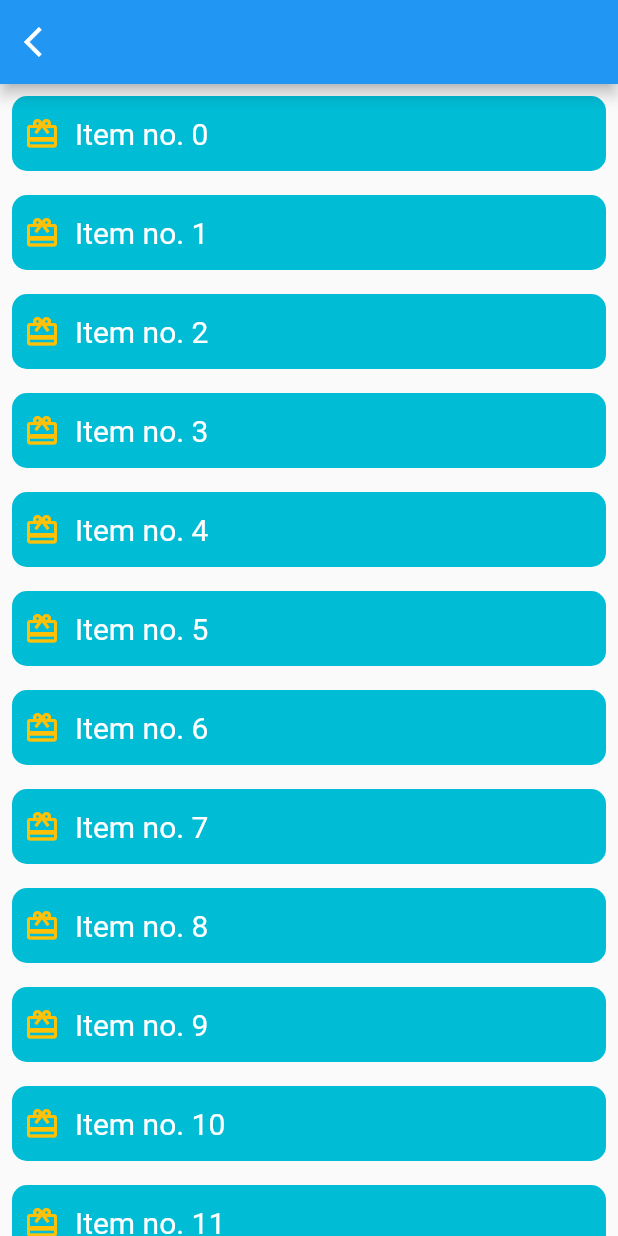
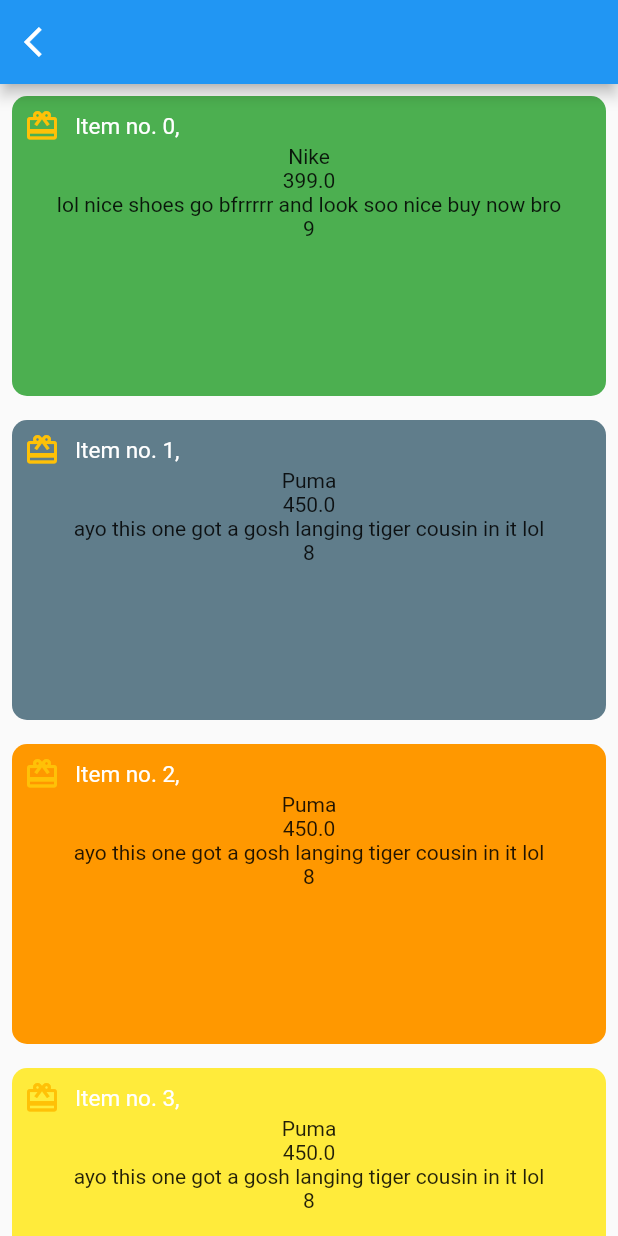
Before and after one commit to GiftSibiya/checkbox, a Flutter app: the screen it shows after launch, after a tap on the "search" icon, on a phone screen of 412 x 824 dp. Run offline on Flutter 3.47's test engine with Material 2 defaults, Android fonts, the phone set to English and light mode, and no system bars.

Commit message:
added classes and grid view

```diff
--- a/checkbox/lib/discover.dart
+++ b/checkbox/lib/discover.dart
@@ -1,4 +1,5 @@
 import 'package:checkbox/itempage.dart';
+import 'package:checkbox/samples.dart';
 import 'package:checkbox/tile.dart';
 import 'package:flutter/material.dart';
 
@@ -18,19 +19,31 @@ class Discover extends StatelessWidget {
           },
         ),
       ),
-      body: SafeArea(child: ListView.builder(
+      body: SafeArea(
+          child: ListView.builder(
+        itemCount: shoes.length,
         itemBuilder: (context, index) {
           return GestureDetector(
               onTap: () {
                 Navigator.push(context, MaterialPageRoute(
                   builder: (context) {
                     return ItemViewPage(
-                      index: index,
+                      index:
+                          index, // this is just to know where in the index we are
                     );
                   },
                 ));
               },
-              child: DisListTile(index: index));
+
+              //--- This is where the get passed in
+              child: DisListTile(
+                index: index,
+                shoeBrand: shoes[index].shoeBrand,
+                description: shoes[index].description,
+                price: shoes[index].price,
+                size: shoes[index].size,
+                color: shoes[index].color,
+              ));
         },
       )),
     );
--- /dev/null
+++ b/checkbox/lib/grids/gridpage.dart
@@ -0,0 +1,38 @@
+import 'package:checkbox/samples.dart';
+import 'package:checkbox/tile.dart';
+import 'package:flutter/material.dart';
+
+class GridPage extends StatelessWidget {
+  const GridPage({super.key});
+
+  @override
+  Widget build(BuildContext context) {
+    return Scaffold(
+      appBar: AppBar(
+        leading: IconButton(
+          icon: const Icon(Icons.arrow_back_ios),
+          onPressed: () {
+            Navigator.pop(context);
+          },
+        ),
+      ),
+      body: Container(
+        child: GridView.builder(
+          gridDelegate: const SliverGridDelegateWithFixedCrossAxisCount(
+            crossAxisCount: 2,
+          ),
+          itemCount: shoes.length,
+          itemBuilder: (BuildContext context, int index) {
+            return DisListTile(
+                index: index,
+                shoeBrand: shoes[index].shoeBrand,
+                price: shoes[index].price,
+                description: shoes[index].description,
+                size: shoes[index].size,
+                color: shoes[index].color);
+          },
+        ),
+      ),
+    );
+  }
+}
--- a/checkbox/lib/itempage.dart
+++ b/checkbox/lib/itempage.dart
@@ -1,3 +1,4 @@
+import 'package:checkbox/samples.dart';
 import 'package:flutter/material.dart';
 
 // ignore: must_be_immutable
@@ -10,7 +11,13 @@ class ItemViewPage extends StatelessWidget {
     return Scaffold(
       appBar: AppBar(),
       body: Center(
-        child: Text("You get item $index"),
+        child: Container(
+            width: MediaQuery.of(context).size.width,
+            height: MediaQuery.of(context).size.height,
+            color: shoes[index].color,
+            child: Center(
+                child: Text("You get item $index",
+                    style: TextStyle(fontSize: 30)))),
       ),
     );
   }
--- a/checkbox/lib/main_screen.dart
+++ b/checkbox/lib/main_screen.dart
@@ -1,4 +1,5 @@
 import 'package:checkbox/discover.dart';
+import 'package:checkbox/grids/gridpage.dart';
 import 'package:checkbox/posts.dart';
 import 'package:checkbox/stories.dart';
 import 'package:flutter/material.dart';
@@ -90,9 +91,18 @@ class _MainScreenState extends State<MainScreen> {
               );
             },
           ),
-          const Icon(
-            Icons.video_collection_outlined,
-            size: 35,
+          IconButton(
+            icon: Icon(
+              Icons.video_collection_outlined,
+              size: 35,
+            ),
+            onPressed: () {
+              Navigator.push(
+                  context,
+                  MaterialPageRoute(
+                    builder: (context) => GridPage(),
+                  ));
+            },
           ),
           const Icon(
             Icons.favorite_outline,
--- /dev/null
+++ b/checkbox/lib/samples.dart
@@ -0,0 +1,65 @@
+import 'package:checkbox/shoes.dart';
+import 'package:flutter/material.dart';
+
+final shoes = [
+  Shoes(
+      shoeBrand: "Nike",
+      price: 399.00,
+      description: 'lol nice shoes go bfrrrrr and look soo nice buy now bro',
+      size: 9,
+      color: Colors.green),
+  Shoes(
+      shoeBrand: "Puma",
+      price: 450.00,
+      description: 'ayo this one got a gosh langing tiger cousin in it lol',
+      size: 8,
+      color: Colors.blueGrey),
+  Shoes(
+      shoeBrand: "Puma",
+      price: 450.00,
+      description: 'ayo this one got a gosh langing tiger cousin in it lol',
+      size: 8,
+      color: Colors.orange),
+  Shoes(
+      shoeBrand: "Puma",
+      price: 450.00,
+      description: 'ayo this one got a gosh langing tiger cousin in it lol',
+      size: 8,
+      color: Colors.yellow),
+  Shoes(
+      shoeBrand: "Puma",
+      price: 450.00,
+      description: 'ayo this one got a gosh langing tiger cousin in it lol',
+      size: 8,
+      color: Colors.purple),
+  Shoes(
+      shoeBrand: "Puma",
+      price: 450.00,
+      description: 'ayo this one got a gosh langing tiger cousin in it lol',
+      size: 8,
+      color: Colors.blueGrey),
+  Shoes(
+      shoeBrand: "Puma",
+      price: 450.00,
+      description: 'ayo this one got a gosh langing tiger cousin in it lol',
+      size: 8,
+      color: Colors.blueGrey),
+  Shoes(
+      shoeBrand: "Puma",
+      price: 450.00,
+      description: 'ayo this one got a gosh langing tiger cousin in it lol',
+      size: 8,
+      color: Colors.red),
+  Shoes(
+      shoeBrand: "Puma",
+      price: 450.00,
+      description: 'ayo this one got a gosh langing tiger cousin in it lol',
+      size: 8,
+      color: Colors.pinkAccent),
+  Shoes(
+      shoeBrand: "Puma",
+      price: 450.00,
+      description: 'ayo this one got a gosh langing tiger cousin in it lol',
+      size: 8,
+      color: Colors.brown),
+];
--- /dev/null
+++ b/checkbox/lib/shoes.dart
@@ -0,0 +1,16 @@
+import 'package:flutter/material.dart';
+
+class Shoes {
+  final String shoeBrand;
+  final double price;
+  final String description;
+  final int size;
+  final Color color;
+
+  Shoes(
+      {required this.shoeBrand,
+      required this.price,
+      required this.description,
+      required this.size,
+      required this.color});
+}
--- a/checkbox/lib/tile.dart
+++ b/checkbox/lib/tile.dart
@@ -2,28 +2,49 @@ import 'package:flutter/material.dart';
 
 // ignore: must_be_immutable
 class DisListTile extends StatelessWidget {
-  DisListTile({super.key, required this.index});
+  DisListTile(
+      {super.key,
+      required this.index,
+      required this.shoeBrand,
+      required this.price,
+      required this.description,
+      required this.size,
+      required this.color});
 
   int index;
+  final String shoeBrand;
+  final double price;
+  final String description;
+  final int size;
+  final Color color;
 
   @override
   Widget build(BuildContext context) {
     return Padding(
       padding: const EdgeInsets.all(8.0),
       child: Container(
-        height: 50,
+        height: 200,
         decoration: BoxDecoration(
-            color: Colors.cyan, borderRadius: BorderRadius.circular(10)),
+            color: color, borderRadius: BorderRadius.circular(10)),
         child: Padding(
           padding: const EdgeInsets.all(8.0),
-          child: Row(
+          child: Column(
             children: [
-              const Icon(Icons.wallet_giftcard_outlined, color: Colors.amber),
-              const SizedBox(
-                width: 10,
+              Row(
+                children: [
+                  const Icon(Icons.wallet_giftcard_outlined,
+                      color: Colors.amber),
+                  const SizedBox(
+                    width: 10,
+                  ),
+                  Text("Item no. $index, ",
+                      style: const TextStyle(color: Colors.white, fontSize: 15))
+                ],
               ),
-              Text("Item no. $index",
-                  style: const TextStyle(color: Colors.white, fontSize: 20))
+              Text(shoeBrand),
+              Text("$price"),
+              Text(description),
+              Text("$size"),
             ],
           ),
         ),
```
